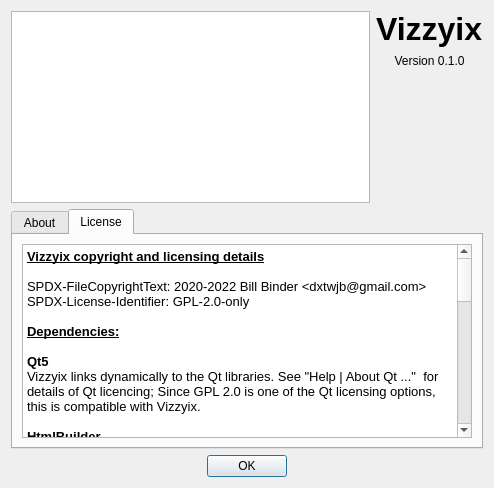
This is vizzyix/aboutdialog.ui in wwjjbb/vizzyix as Qt 5 draws it before an edit. The edited form follows.
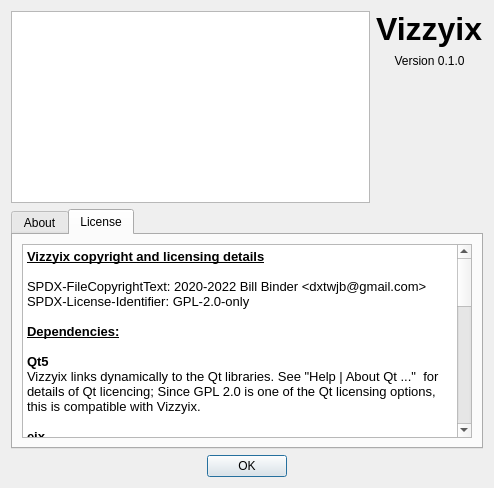
This is the edited form.

Patch:
```diff
--- a/vizzyix/aboutdialog.ui
+++ b/vizzyix/aboutdialog.ui
@@ -142,11 +142,8 @@
 &lt;p style=&quot; margin-top:0px; margin-bottom:0px; margin-left:0px; margin-right:0px; -qt-block-indent:0; text-indent:0px;&quot;&gt;&lt;span style=&quot; font-weight:600;&quot;&gt;Qt5&lt;/span&gt;&lt;/p&gt;
 &lt;p style=&quot; margin-top:0px; margin-bottom:0px; margin-left:0px; margin-right:0px; -qt-block-indent:0; text-indent:0px;&quot;&gt;Vizzyix links dynamically to the Qt libraries. See &amp;quot;Help | About Qt ...&amp;quot;  for details of Qt licencing; Since GPL 2.0 is one of the Qt licensing options,  this is compatible with Vizzyix.&lt;/p&gt;
 &lt;p style=&quot;-qt-paragraph-type:empty; margin-top:0px; margin-bottom:0px; margin-left:0px; margin-right:0px; -qt-block-indent:0; text-indent:0px;&quot;&gt;&lt;br /&gt;&lt;/p&gt;
-&lt;p style=&quot; margin-top:0px; margin-bottom:0px; margin-left:0px; margin-right:0px; -qt-block-indent:0; text-indent:0px;&quot;&gt;&lt;span style=&quot; font-weight:600;&quot;&gt;HtmlBuilder&lt;/span&gt; &lt;/p&gt;
-&lt;p style=&quot; margin-top:0px; margin-bottom:0px; margin-left:0px; margin-right:0px; -qt-block-indent:0; text-indent:0px;&quot;&gt;A simple C++ header-only HTML 5 Generator library, using a Document Object Model (DOM), from &lt;a href=&quot;https://github.com/SRombauts/HtmlBuilder&quot;&gt;&lt;span style=&quot; text-decoration: underline; color:#2980b9;&quot;&gt;https://github.com/SRombauts/HtmlBuilder&lt;/span&gt;&lt;/a&gt;.  The headers are compiled directly into &lt;span style=&quot; font-weight:600;&quot;&gt;vizzyix&lt;/span&gt;. Licensed under the MITNFA License, which is compatible with GPL-2.0.&lt;/p&gt;
-&lt;p style=&quot;-qt-paragraph-type:empty; margin-top:0px; margin-bottom:0px; margin-left:0px; margin-right:0px; -qt-block-indent:0; text-indent:0px;&quot;&gt;&lt;br /&gt;&lt;/p&gt;
 &lt;p style=&quot; margin-top:0px; margin-bottom:0px; margin-left:0px; margin-right:0px; -qt-block-indent:0; text-indent:0px;&quot;&gt;&lt;span style=&quot; font-weight:600;&quot;&gt;eix&lt;/span&gt;&lt;/p&gt;
-&lt;p style=&quot; margin-top:0px; margin-bottom:0px; margin-left:0px; margin-right:0px; -qt-block-indent:0; text-indent:0px;&quot;&gt;A tool for the Gentoo Linux portage system,  &lt;a href=&quot;https://github.com/vaeth/eix&quot;&gt;&lt;span style=&quot; text-decoration: underline; color:#2980b9;&quot;&gt;https://github.com/vaeth/eix&lt;/span&gt;&lt;/a&gt;. Licensed under the GPL-2.0 License.&lt;/p&gt;
+&lt;p style=&quot; margin-top:0px; margin-bottom:0px; margin-left:0px; margin-right:0px; -qt-block-indent:0; text-indent:0px;&quot;&gt;A tool for the Gentoo Linux portage system,  &lt;a href=&quot;https://github.com/vaeth/eix&quot;&gt;&lt;span style=&quot; text-decoration: underline; color:#2980b9;&quot;&gt;https://github.com/vaeth/eix&lt;/span&gt;&lt;/a&gt;. Licensed under the GPL-2.0 License. Available as app-portage/eix in the gentoo repository.&lt;/p&gt;
 &lt;p style=&quot;-qt-paragraph-type:empty; margin-top:0px; margin-bottom:0px; margin-left:0px; margin-right:0px; -qt-block-indent:0; text-indent:0px;&quot;&gt;&lt;br /&gt;&lt;/p&gt;
 &lt;p style=&quot; margin-top:0px; margin-bottom:0px; margin-left:0px; margin-right:0px; -qt-block-indent:0; text-indent:0px;&quot;&gt;1. &lt;span style=&quot; font-weight:600;&quot;&gt;eix&lt;/span&gt; is run as a separate process at runtime to gather package details into a Google Protocol Buffers file.&lt;/p&gt;
 &lt;p style=&quot;-qt-paragraph-type:empty; margin-top:0px; margin-bottom:0px; margin-left:0px; margin-right:0px; -qt-block-indent:0; text-indent:0px;&quot;&gt;&lt;br /&gt;&lt;/p&gt;
```
